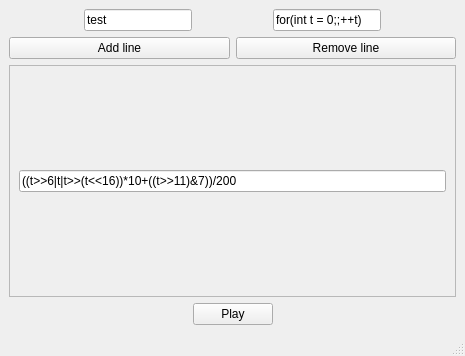
Old version of the form main.ui in the repository slopjong/algotunes.
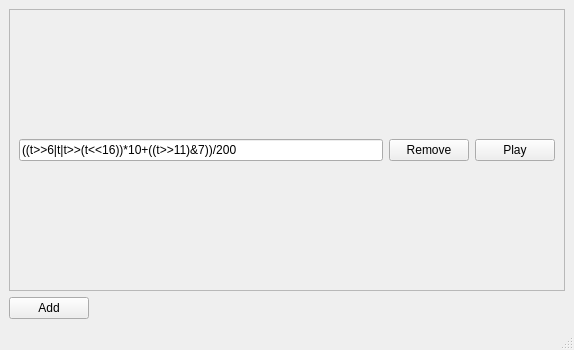
New version of the form.

Commit message: Refactored the ui and adapted the code partly. Most handler don't work at the moment.

```diff
--- a/main.ui
+++ b/main.ui
@@ -6,8 +6,8 @@
    <rect>
     <x>0</x>
     <y>0</y>
-    <width>465</width>
-    <height>356</height>
+    <width>574</width>
+    <height>350</height>
    </rect>
   </property>
   <property name="windowTitle">
@@ -24,84 +24,6 @@
     <bool>true</bool>
    </property>
    <layout class="QVBoxLayout" name="verticalLayout">
-    <item>
-     <layout class="QHBoxLayout" name="horizontalLayout_3">
-      <item>
-       <spacer name="horizontalSpacer_9">
-        <property name="orientation">
-         <enum>Qt::Horizontal</enum>
-        </property>
-        <property name="sizeHint" stdset="0">
-         <size>
-          <width>40</width>
-          <height>20</height>
-         </size>
-        </property>
-       </spacer>
-      </item>
-      <item>
-       <widget class="QLineEdit" name="output_edit">
-        <property name="text">
-         <string>test</string>
-        </property>
-       </widget>
-      </item>
-      <item>
-       <spacer name="horizontalSpacer_2">
-        <property name="orientation">
-         <enum>Qt::Horizontal</enum>
-        </property>
-        <property name="sizeHint" stdset="0">
-         <size>
-          <width>40</width>
-          <height>20</height>
-         </size>
-        </property>
-       </spacer>
-      </item>
-      <item>
-       <widget class="QLineEdit" name="loop_edit">
-        <property name="text">
-         <string>for(int t = 0;;++t)</string>
-        </property>
-       </widget>
-      </item>
-      <item>
-       <spacer name="horizontalSpacer">
-        <property name="orientation">
-         <enum>Qt::Horizontal</enum>
-        </property>
-        <property name="sizeHint" stdset="0">
-         <size>
-          <width>40</width>
-          <height>20</height>
-         </size>
-        </property>
-       </spacer>
-      </item>
-     </layout>
-    </item>
-    <item>
-     <layout class="QHBoxLayout" name="horizontalLayout"/>
-    </item>
-    <item>
-     <layout class="QHBoxLayout" name="horizontalLayout_2">
-      <item>
-       <widget class="QPushButton" name="add_btn">
-        <property name="text">
-         <string>Add line</string>
-        </property>
-       </widget>
-      </item>
-      <item>
-       <widget class="QPushButton" name="remove_btn">
-        <property name="text">
-         <string>Remove line</string>
-        </property>
-       </widget>
-      </item>
-     </layout>
-    </item>
     <item>
      <widget class="QScrollArea" name="scrollArea">
       <property name="widgetResizable">
@@ -112,18 +34,32 @@
         <rect>
          <x>0</x>
          <y>0</y>
-         <width>445</width>
-         <height>176</height>
+         <width>552</width>
+         <height>261</height>
         </rect>
        </property>
-       <layout class="QVBoxLayout" name="verticalLayout_2">
-        <item>
+       <layout class="QGridLayout" name="gridLayout_2" columnstretch="0,0,0,0,0" columnminimumwidth="0,0,0,0,0">
+        <item row="0" column="2">
          <widget class="QLineEdit" name="edit_1">
           <property name="text">
            <string>((t&gt;&gt;6|t|t&gt;&gt;(t&lt;&lt;16))*10+((t&gt;&gt;11)&amp;7))/200</string>
           </property>
          </widget>
         </item>
+        <item row="0" column="3">
+         <widget class="QPushButton" name="remove_1">
+          <property name="text">
+           <string>Remove</string>
+          </property>
+         </widget>
+        </item>
+        <item row="0" column="4">
+         <widget class="QPushButton" name="play_stop_1">
+          <property name="text">
+           <string>Play</string>
+          </property>
+         </widget>
+        </item>
        </layout>
       </widget>
      </widget>
@@ -131,22 +67,9 @@
     <item>
      <layout class="QHBoxLayout" name="horizontalLayout_4">
       <item>
-       <spacer name="horizontalSpacer_3">
-        <property name="orientation">
-         <enum>Qt::Horizontal</enum>
-        </property>
-        <property name="sizeHint" stdset="0">
-         <size>
-          <width>40</width>
-          <height>20</height>
-         </size>
-        </property>
-       </spacer>
-      </item>
-      <item>
-       <widget class="QPushButton" name="play_stop_btn">
+       <widget class="QPushButton" name="add_line">
         <property name="text">
-         <string>Play</string>
+         <string>Add</string>
         </property>
        </widget>
       </item>
```
Left out of the diff: 10 changed lines with no effect on the pictures. The commit also changes 1 other file.
